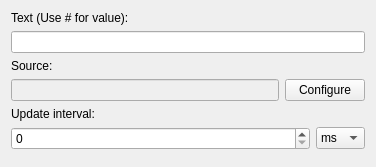
lmiphay/pdamsten-plasmoids, file analog-meter/contents/ui/config.ui: the form before one commit.
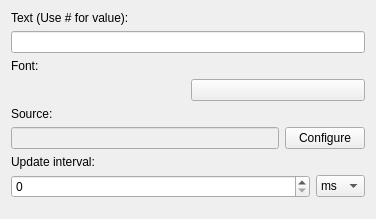
The form after the commit. Custom widgets are drawn as their Qt base class.

Commit message: put text to the meter

```diff
--- a/analog-meter/contents/ui/config.ui
+++ b/analog-meter/contents/ui/config.ui
@@ -7,7 +7,7 @@
     <x>0</x>
     <y>0</y>
     <width>376</width>
-    <height>167</height>
+    <height>219</height>
    </rect>
   </property>
   <layout class="QVBoxLayout" name="verticalLayout">
@@ -28,6 +28,30 @@
      </property>
     </widget>
    </item>
+   <item>
+    <widget class="QLabel" name="label_3">
+     <property name="text">
+      <string>Font:</string>
+     </property>
+     <property name="buddy">
+      <cstring>fontRequester</cstring>
+     </property>
+    </widget>
+   </item>
+   <item>
+    <layout class="QHBoxLayout" name="horizontalLayout_3">
+     <item>
+      <widget class="KFontRequester" name="fontRequester">
+       <property name="focusPolicy">
+        <enum>Qt::StrongFocus</enum>
+       </property>
+      </widget>
+     </item>
+     <item>
+      <widget class="KColorButton" name="fontColorButton"/>
+     </item>
+    </layout>
+   </item>
    <item>
     <widget class="QLabel" name="label_2">
      <property name="text">
@@ -136,6 +160,11 @@
    <extends>QSpinBox</extends>
    <header>knuminput.h</header>
   </customwidget>
+  <customwidget>
+   <class>KFontRequester</class>
+   <extends>QWidget</extends>
+   <header>kfontrequester.h</header>
+  </customwidget>
   <customwidget>
    <class>KPushButton</class>
    <extends>QPushButton</extends>
@@ -151,6 +180,11 @@
    <extends>QComboBox</extends>
    <header>kcombobox.h</header>
   </customwidget>
+  <customwidget>
+   <class>KColorButton</class>
+   <extends>QPushButton</extends>
+   <header>kcolorbutton.h</header>
+  </customwidget>
  </customwidgets>
  <resources/>
  <connections/>
```
The commit also changes 2 other files.
